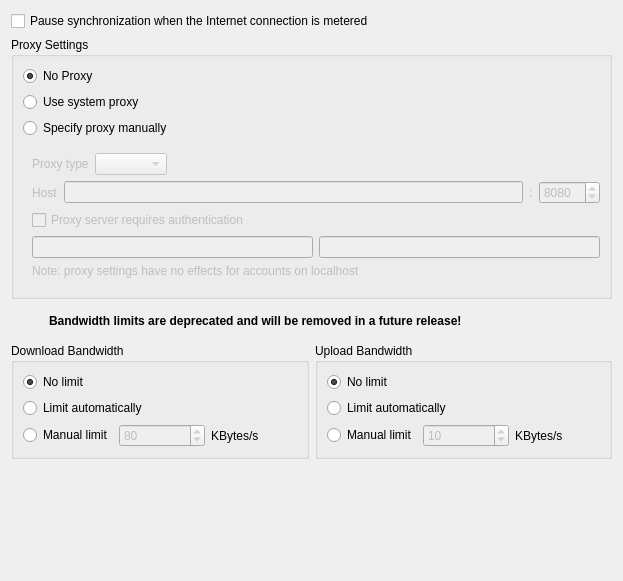
Above: src/gui/networksettings.ui from BWTECH-github/client before the change. Below: the same form after it.
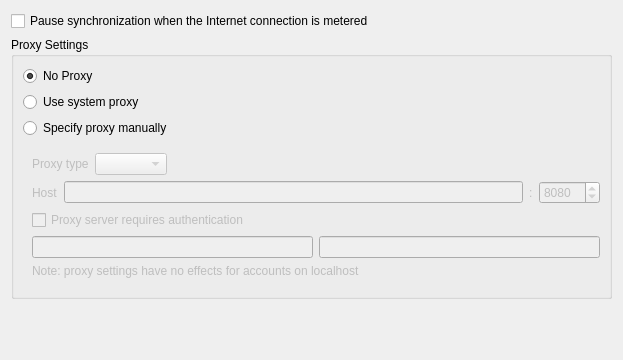
That is the form after the change. Icons and pictures are not drawn.

Commit message: [DC-168] Remove last bits of bandwidth control UI (#12335)

What changed in the file:
```diff
--- a/src/gui/networksettings.ui
+++ b/src/gui/networksettings.ui
@@ -7,7 +7,7 @@
     <x>0</x>
     <y>0</y>
     <width>623</width>
-    <height>581</height>
+    <height>360</height>
    </rect>
   </property>
   <property name="windowTitle">
@@ -226,211 +226,6 @@
      </layout>
     </widget>
    </item>
-   <item>
-    <layout class="QHBoxLayout" name="horizontalLayout_7">
-     <item>
-      <widget class="QLabel" name="warningIcon">
-       <property name="sizePolicy">
-        <sizepolicy hsizetype="Fixed" vsizetype="Fixed">
-         <horstretch>0</horstretch>
-         <verstretch>0</verstretch>
-        </sizepolicy>
-       </property>
-       <property name="minimumSize">
-        <size>
-         <width>32</width>
-         <height>32</height>
-        </size>
-       </property>
-       <property name="maximumSize">
-        <size>
-         <width>32</width>
-         <height>32</height>
-        </size>
-       </property>
-       <property name="text">
-        <string notr="true"/>
-       </property>
-       <property name="pixmap">
-        <pixmap resource="../resources/client.qrc">:/client/resources/core/states/warning.svg</pixmap>
-       </property>
-       <property name="scaledContents">
-        <bool>true</bool>
-       </property>
-      </widget>
-     </item>
-     <item>
-      <widget class="QLabel" name="warningLabel">
-       <property name="font">
-        <font>
-         <bold>true</bold>
-        </font>
-       </property>
-       <property name="text">
-        <string>Bandwidth limits are deprecated and will be removed in a future release!</string>
-       </property>
-      </widget>
-     </item>
-    </layout>
-   </item>
-   <item>
-    <layout class="QHBoxLayout" name="horizontalLayout_5">
-     <item>
-      <widget class="QGroupBox" name="downloadBox">
-       <property name="sizePolicy">
-        <sizepolicy hsizetype="Preferred" vsizetype="Maximum">
-         <horstretch>0</horstretch>
-         <verstretch>0</verstretch>
-        </sizepolicy>
-       </property>
-       <property name="title">
-        <string>Download Bandwidth</string>
-       </property>
-       <layout class="QVBoxLayout" name="verticalLayout_2">
-        <item>
-         <widget class="QRadioButton" name="noDownloadLimitRadioButton">
-          <property name="text">
-           <string>No limit</string>
-          </property>
-          <property name="checked">
-           <bool>true</bool>
-          </property>
-         </widget>
-        </item>
-        <item>
-         <widget class="QRadioButton" name="autoDownloadLimitRadioButton">
-          <property name="toolTip">
-           <string>Limit to 3/4 of estimated bandwidth</string>
-          </property>
-          <property name="text">
-           <string>Limit automatically</string>
-          </property>
-         </widget>
-        </item>
-        <item>
-         <layout class="QHBoxLayout" name="horizontalLayout_6">
-          <item>
-           <widget class="QRadioButton" name="downloadLimitRadioButton">
-            <property name="text">
-             <string>Manual limit</string>
-            </property>
-           </widget>
-          </item>
-          <item>
-           <widget class="QSpinBox" name="downloadSpinBox">
-            <property name="enabled">
-             <bool>false</bool>
-            </property>
-            <property name="accessibleName">
-             <string>Download bandwidth in kilobytes per second</string>
-            </property>
-            <property name="maximum">
-             <number>9999</number>
-            </property>
-            <property name="value">
-             <number>80</number>
-            </property>
-           </widget>
-          </item>
-          <item>
-           <widget class="QLabel" name="label_3">
-            <property name="text">
-             <string>KBytes/s</string>
-            </property>
-           </widget>
-          </item>
-         </layout>
-        </item>
-        <item>
-         <spacer name="verticalSpacer_2">
-          <property name="orientation">
-           <enum>Qt::Vertical</enum>
-          </property>
-          <property name="sizeHint" stdset="0">
-           <size>
-            <width>147</width>
-            <height>25</height>
-           </size>
-          </property>
-         </spacer>
-        </item>
-       </layout>
-      </widget>
-     </item>
-     <item>
-      <widget class="QGroupBox" name="uploadBox">
-       <property name="sizePolicy">
-        <sizepolicy hsizetype="Preferred" vsizetype="Maximum">
-         <horstretch>0</horstretch>
-         <verstretch>0</verstretch>
-        </sizepolicy>
-       </property>
-       <property name="title">
-        <string>Upload Bandwidth</string>
-       </property>
-       <layout class="QVBoxLayout" name="verticalLayout_3">
-        <item>
-         <widget class="QRadioButton" name="noUploadLimitRadioButton">
-          <property name="text">
-           <string>No limit</string>
-          </property>
-          <property name="checked">
-           <bool>true</bool>
-          </property>
-         </widget>
-        </item>
-        <item>
-         <widget class="QRadioButton" name="autoUploadLimitRadioButton">
-          <property name="toolTip">
-           <string>Limit to 3/4 of estimated bandwidth</string>
-          </property>
-          <property name="text">
-           <string>Limit automatically</string>
-          </property>
-         </widget>
-        </item>
-        <item>
-         <layout class="QHBoxLayout" name="horizontalLayout_4">
-          <item>
-           <widget class="QRadioButton" name="uploadLimitRadioButton">
-            <property name="text">
-             <string>Manual limit</string>
-            </property>
-           </widget>
-          </item>
-          <item>
-           <widget class="QSpinBox" name="uploadSpinBox">
-            <property name="enabled">
-             <bool>false</bool>
-            </property>
-            <property name="accessibleName">
-             <string>Upload bandwidth in kilobytes per second</string>
-            </property>
-            <property name="minimum">
-             <number>1</number>
-            </property>
-            <property name="maximum">
-             <number>9999</number>
-            </property>
-            <property name="value">
-             <number>10</number>
-            </property>
-           </widget>
-          </item>
-          <item>
-           <widget class="QLabel" name="label_4">
-            <property name="text">
-             <string>KBytes/s</string>
-            </property>
-           </widget>
-          </item>
-         </layout>
-        </item>
-       </layout>
-      </widget>
-     </item>
-    </layout>
-   </item>
    <item>
     <spacer name="verticalSpacer">
      <property name="orientation">
```
Left out of the diff: 53 changed lines with no effect on the pictures. The commit also changes 10 other files.
